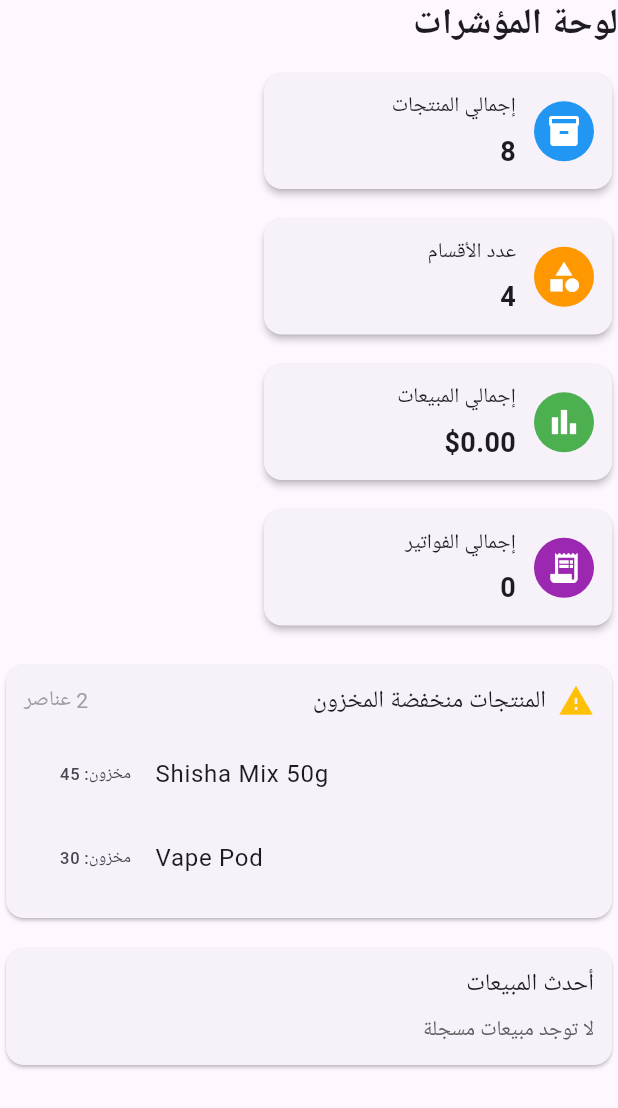
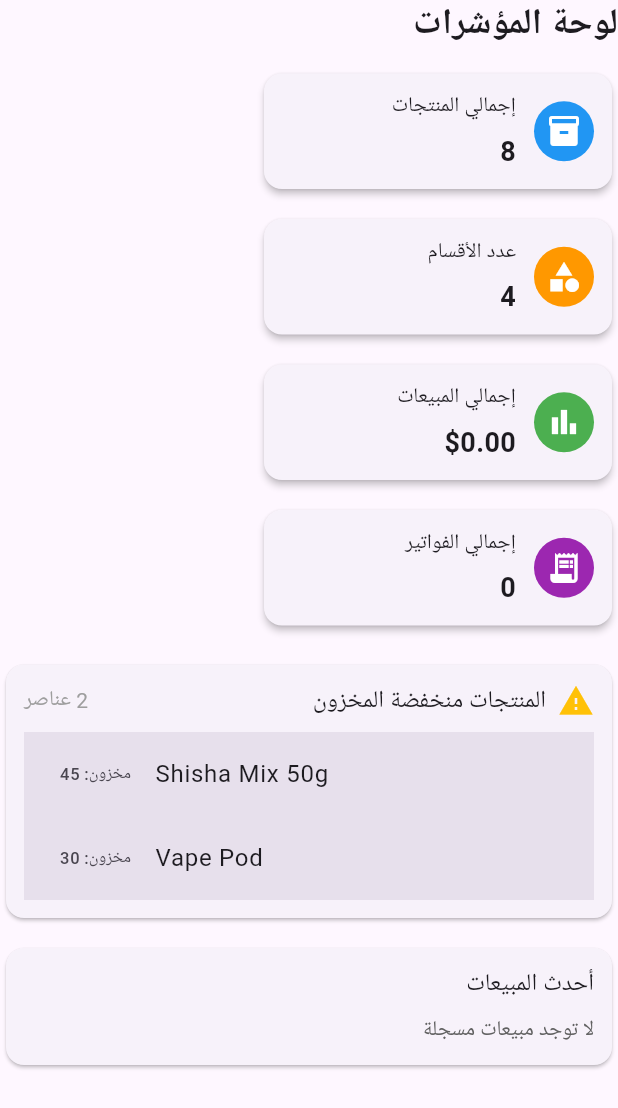
Before and after one commit to nmnm777/NEMOtobacco-pos, a Flutter app: the Dashboard widget shown alone on an empty page, opened directly, on a phone screen of 412 x 824 dp. Shown: the top 1108 px of the screen. Run offline on Flutter 3.47's test engine with Material 3 defaults, Android fonts, the phone set to English and light mode, and no system bars; our stand-ins replace pdf, printing, sqflite; accounts and stored records are empty.

Commit message:
Fix ListTile ink visibility: set tileColor and hoverColor across ListTile usages

```diff
--- a/lib/main.dart
+++ b/lib/main.dart
@@ -155,6 +155,8 @@ class _HomeScreenState extends State<HomeScreen> {
                     children: AppSection.values.map((s) {
                       final isSelected = s == _selected;
                       return ListTile(
+                        tileColor: isSelected ? Theme.of(context).colorScheme.primary.withOpacity(0.08) : null,
+                        hoverColor: Theme.of(context).colorScheme.primary.withOpacity(0.06),
                         leading: Icon(s.icon, color: isSelected ? Colors.teal : null),
                         title: Text(s.label, textDirection: TextDirection.rtl),
                         selected: isSelected,
--- a/lib/widgets/dashboard.dart
+++ b/lib/widgets/dashboard.dart
@@ -55,6 +55,8 @@ class Dashboard extends StatelessWidget {
                     )
                   else
                     ...lowStock.map((p) => ListTile(
+                                              tileColor: Theme.of(context).colorScheme.surfaceVariant,
+                                              hoverColor: Theme.of(context).colorScheme.primary.withOpacity(0.06),
                                               title: Text(p.name, textDirection: TextDirection.ltr),
                                               trailing: Text('مخزون: ${p.stock}'),
                                             ))
@@ -77,6 +79,8 @@ class Dashboard extends StatelessWidget {
                     return Column(
                       children: sales.reversed.take(6).map((s) => ListTile(
                             dense: true,
+                                                tileColor: Theme.of(context).colorScheme.surfaceVariant,
+                                                hoverColor: Theme.of(context).colorScheme.primary.withOpacity(0.06),
                                                 title: Text('منتج: ${s.productId}', textDirection: TextDirection.ltr),
                                                 trailing: Text('\$${s.total.toStringAsFixed(2)}'),
                                                 subtitle: Text('${s.qty} وحدة — ${s.date.toLocal()}'),
--- a/lib/widgets/pos_layout.dart
+++ b/lib/widgets/pos_layout.dart
@@ -158,6 +158,8 @@ class PosLayout extends StatelessWidget {
                       itemBuilder: (context, idx) {
                         final ci = items[idx];
                         return ListTile(
+                          tileColor: Theme.of(context).colorScheme.surfaceVariant,
+                          hoverColor: Theme.of(context).colorScheme.primary.withOpacity(0.06),
                           contentPadding: EdgeInsets.zero,
                           leading: CircleAvatar(child: Text('${ci.qty}x')),
                           title: Text(ci.product.name, textDirection: TextDirection.ltr),
--- a/lib/widgets/sidebar.dart
+++ b/lib/widgets/sidebar.dart
@@ -30,6 +30,8 @@ class Sidebar extends StatelessWidget {
               children: AppSection.values.map((s) {
                 final isSelected = s == selected;
                 return ListTile(
+                  tileColor: isSelected ? Theme.of(context).colorScheme.primary.withOpacity(0.08) : null,
+                  hoverColor: Theme.of(context).colorScheme.primary.withOpacity(0.06),
                   leading: Icon(s.icon, color: isSelected ? Colors.teal : null),
                   title: Text(s.label, textDirection: TextDirection.rtl),
                   selected: isSelected,
--- a/lib/widgets/transaction_detail.dart
+++ b/lib/widgets/transaction_detail.dart
@@ -64,6 +64,8 @@ class TransactionDetailPage extends StatelessWidget {
                     final name = product?.name ?? s.productId;
                     final unitPrice = s.qty != 0 ? s.total / s.qty : s.total;
                     return ListTile(
+                      tileColor: Theme.of(context).colorScheme.surfaceVariant,
+                      hoverColor: Theme.of(context).colorScheme.primary.withOpacity(0.06),
                       title: Text(name, textDirection: TextDirection.ltr),
                       subtitle: Text('السعر للوحدة: \$${unitPrice.toStringAsFixed(2)}'),
                       trailing: Column(
```
Also changed, not shown: lib/widgets/transactions.dart (+7 -4 lines). Lines whose indentation alone changed are shown as unchanged.
